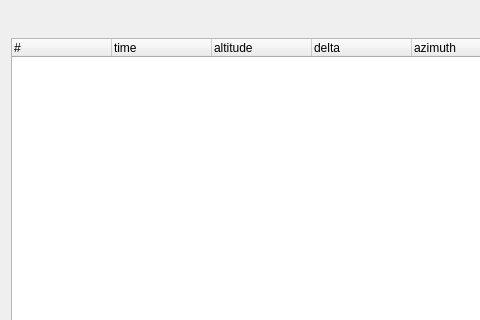
The window that src/ITrackEditWidget.ui (ntruchsess/QLandkarteGT) describes before a commit, drawn with Qt 5; both pictures show x 0 to 480 and y 0 to 320 of the 826 by 481 pixel window.
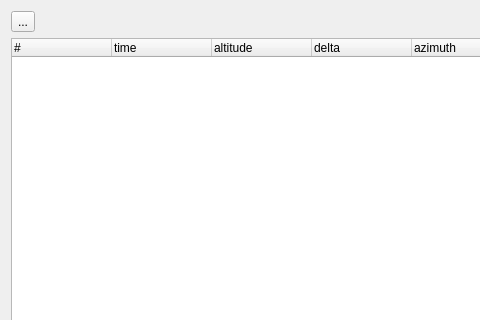
The same window after the commit.

```diff
--- a/src/ITrackEditWidget.ui
+++ b/src/ITrackEditWidget.ui
@@ -15,6 +15,19 @@
   <layout class="QVBoxLayout" >
    <item>
     <layout class="QHBoxLayout" >
+     <item>
+      <widget class="QToolButton" name="toolGraph" >
+       <property name="toolTip" >
+        <string>&lt;html>&lt;head>&lt;meta name="qrichtext" content="1" />&lt;style type="text/css">
+p, li { white-space: pre-wrap; }
+&lt;/style>&lt;/head>&lt;body style=" font-family:'URW Gothic L'; font-size:14pt; font-weight:200; font-style:normal;">
+&lt;p style=" margin-top:0px; margin-bottom:0px; margin-left:0px; margin-right:0px; -qt-block-indent:0; text-indent:0px;">Toggle track statistics view.&lt;/p>&lt;/body>&lt;/html></string>
+       </property>
+       <property name="text" >
+        <string>...</string>
+       </property>
+      </widget>
+     </item>
      <item>
       <spacer>
        <property name="orientation" >
```
Left out of the diff: 6 changed lines with no effect on the pictures.
